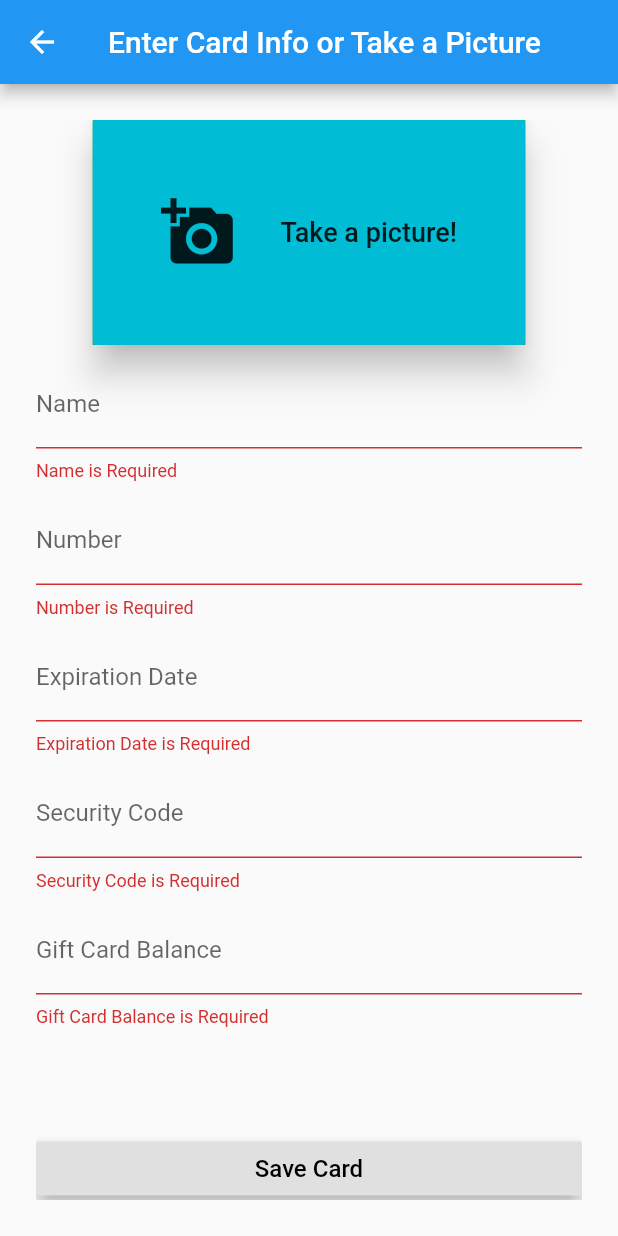
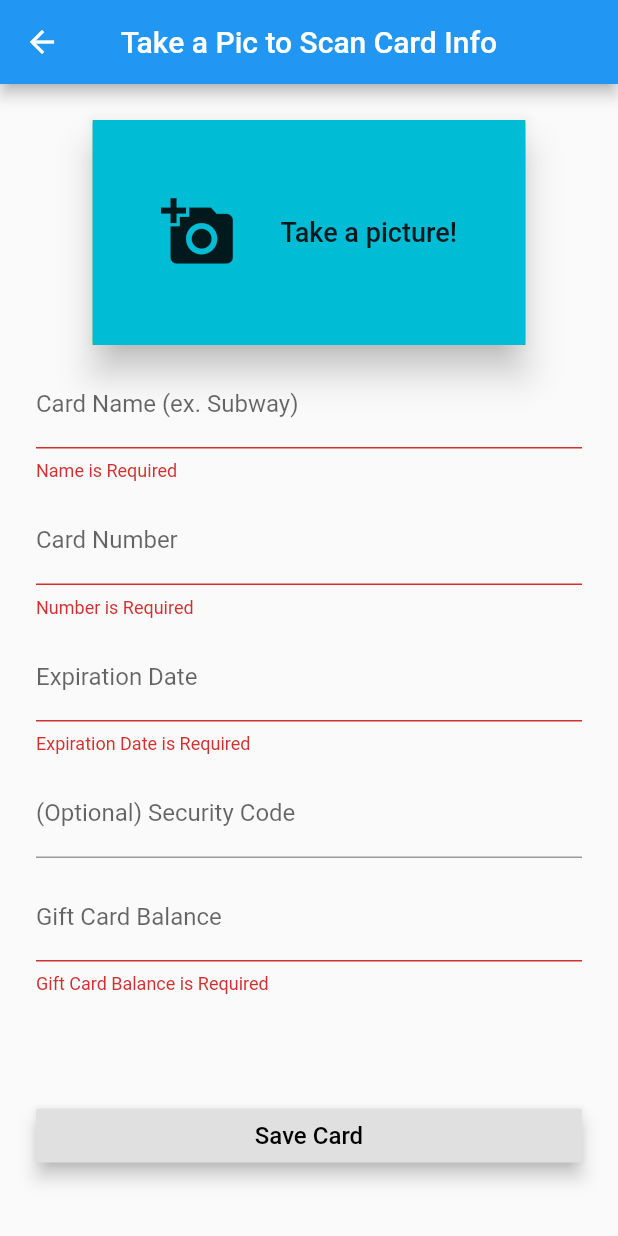
Before and after one commit to jonasccosta/Comp-225-Flutter-Giftcards, a Flutter app: the CreateNewCardScreen screen opened directly, after a tap on "Save Card", on a phone screen of 412 x 824 dp. Run offline on Flutter 3.47's test engine with Material 2 defaults, Android fonts, the phone set to English and light mode, and no system bars; our stand-ins replace sqflite; missing offline and left inert: camera_camera, http_auth; accounts and stored records are empty; network calls fail.

Commit message:
changed some of the Create a Card Screen Labels and uploaded initial working API request, need to change to submit camera image to API and plug in the json data to the text entry fields.

```diff
--- a/lib/Create_New_Card_Screen.dart
+++ b/lib/Create_New_Card_Screen.dart
@@ -49,7 +49,7 @@ class CreateNewCardScreenState extends State<CreateNewCardScreen> {
   /// the 'Save Card' button is pushed.
   Widget _buildNameField() {
     return TextFormField(
-      decoration: InputDecoration(labelText: 'Name'),
+      decoration: InputDecoration(labelText: 'Card Name (ex. Subway)'),
       initialValue: currentCard.name,
       validator: (String value) {
         // Produces the error if no name is entered.
@@ -74,7 +74,7 @@ class CreateNewCardScreenState extends State<CreateNewCardScreen> {
   /// the 'Save Card' button is pushed.
   Widget _buildNumberField() {
     return TextFormField(
-      decoration: InputDecoration(labelText: 'Number'),
+      decoration: InputDecoration(labelText: 'Card Number'),
       initialValue: currentCard.number,
       keyboardType: TextInputType.number,
       inputFormatters: [WhitelistingTextInputFormatter.digitsOnly],
@@ -154,17 +154,17 @@ class CreateNewCardScreenState extends State<CreateNewCardScreen> {
   /// once the 'Save Card' button is pushed.
   Widget _buildSecurityCodeField() {
     return TextFormField(
-      decoration: InputDecoration(labelText: 'Security Code'),
+      decoration: InputDecoration(labelText: '(Optional) Security Code'),
       initialValue: currentCard.securityCode,
       validator: (String value) {
 
         // Produces the error if no security code is entered.
-        if(value.isEmpty) {
-          return 'Security Code is Required';
-        }
-        // Produces no error if a security code is provided.
-        return null;
-      },
+      //   if(value.isEmpty) {
+      //     return 'Security Code is Required';
+      //   }
+      //   // Produces no error if a security code is provided.
+      //   return null;
+       },
 
       // Once the 'Save Card' button is clicked, the value gets saved.
       onSaved: (String value) {
@@ -235,7 +235,7 @@ class CreateNewCardScreenState extends State<CreateNewCardScreen> {
       resizeToAvoidBottomInset: true,
 
       appBar: AppBar(
-          title: Text("Enter Card Info or Take a Picture", style: TextStyle(color: Colors.white, fontSize: 20.0)),
+          title: Text("Take a Pic to Scan Card Info", style: TextStyle(color: Colors.white, fontSize: 20.0)),
           centerTitle: true,
           backgroundColor: Colors.blue
       ),
```
Also changed, not shown: lib/Image_Scrapin.dart (+47 -34 lines), pubspec.yaml (+6 -1 lines), lib/fakecard10.jpeg (added).
